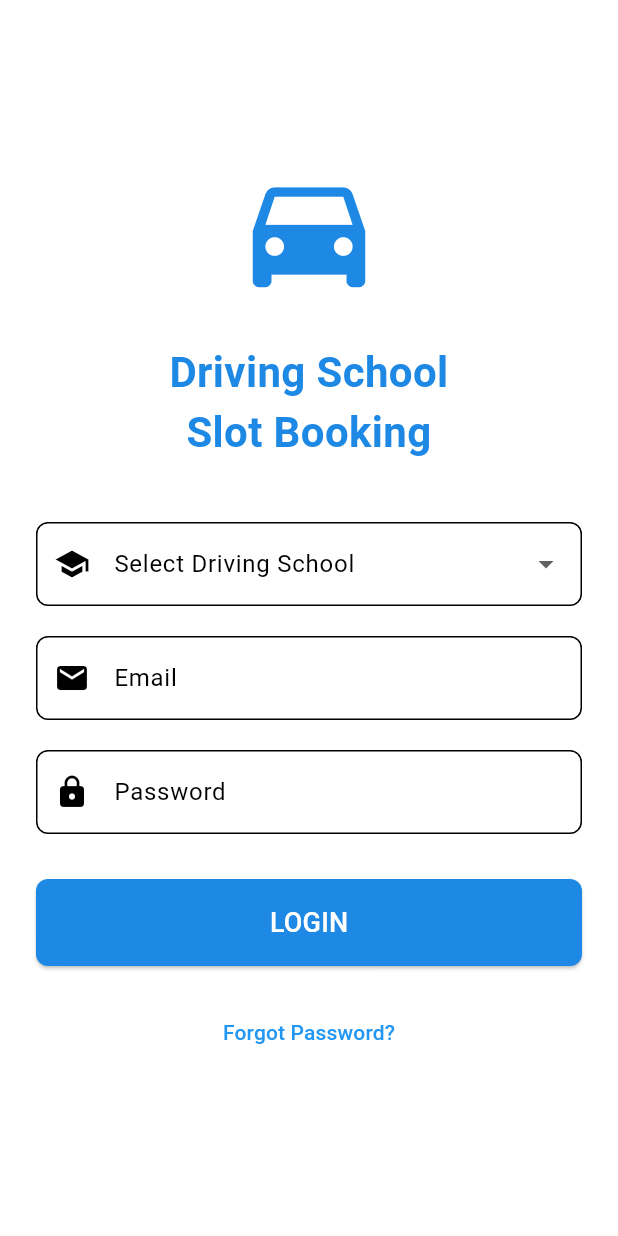
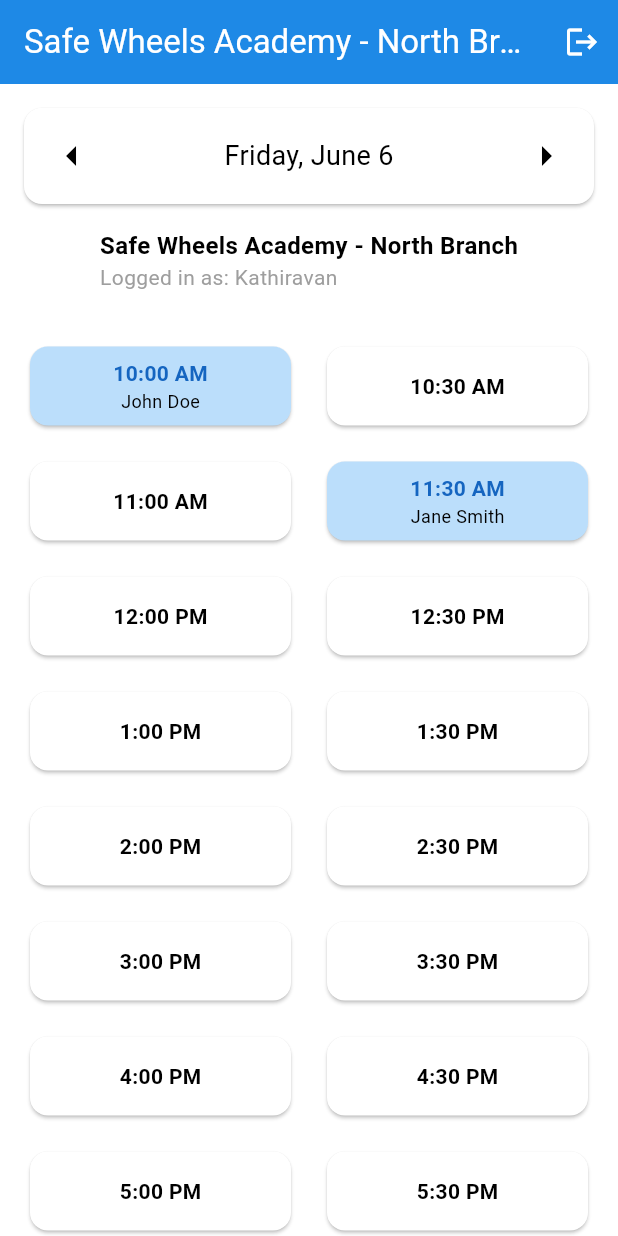
Before and after one commit to kathir8/flutter_sample, a Flutter app: the screen it shows after launch, on a phone screen of 412 x 824 dp. Run offline on Flutter 3.47's test engine with Material 3 defaults, Android fonts, the phone set to English and light mode, and no system bars.

Commit message:
booking page

```diff
--- /dev/null
+++ b/lib/booking_page.dart
@@ -0,0 +1,329 @@
+import 'package:flutter/material.dart';
+import 'package:intl/intl.dart';
+
+class MainBookingPage extends StatefulWidget {
+  final String selectedSchool;
+  final String userEmail;
+
+  const MainBookingPage({
+    super.key,
+    required this.selectedSchool,
+    required this.userEmail,
+  });
+
+  @override
+  State<MainBookingPage> createState() => _MainBookingPageState();
+}
+
+class _MainBookingPageState extends State<MainBookingPage> {
+  DateTime _selectedDate = DateTime.now();
+  final Map<String, List<BookingSlot>> _bookings = {};
+  final TextEditingController _nameController = TextEditingController();
+  final TextEditingController _phoneController = TextEditingController();
+
+  @override
+  void initState() {
+    super.initState();
+    // Initialize with some sample data
+    _bookings[DateFormat('yyyy-MM-dd').format(DateTime.now())] = [
+      BookingSlot(time: '10:00 AM', name: 'John Doe', phone: '1234567890'),
+      BookingSlot(time: '11:30 AM', name: 'Jane Smith', phone: '9876543210'),
+    ];
+    _bookings[DateFormat(
+      'yyyy-MM-dd',
+    ).format(DateTime.now().add(const Duration(days: 1)))] = [
+      BookingSlot(time: '10:00 AM', name: 'Mike Johnson', phone: '5551234567'),
+    ];
+    _bookings[DateFormat(
+      'yyyy-MM-dd',
+    ).format(DateTime.now().subtract(const Duration(days: 1)))] = [
+      BookingSlot(time: '10:00 AM', name: 'Mike Johnson', phone: '5551234567'),
+    ];
+  }
+
+  @override
+  void dispose() {
+    _nameController.dispose();
+    _phoneController.dispose();
+    super.dispose();
+  }
+
+  Future<void> _selectDate(BuildContext context) async {
+    final DateTime? picked = await showDatePicker(
+      context: context,
+      initialDate: _selectedDate,
+      firstDate: DateTime.now(),
+      lastDate: DateTime.now().add(const Duration(days: 30)),
+    );
+    if (picked != null && picked != _selectedDate) {
+      setState(() {
+        _selectedDate = picked;
+      });
+    }
+  }
+
+  void _navigateDate(int days) {
+    setState(() {
+      _selectedDate = _selectedDate.add(Duration(days: days));
+    });
+  }
+
+  void _bookSlot(String time) {
+    showDialog(
+      context: context,
+      builder: (context) => AlertDialog(
+        title: const Text('Book Slot'),
+        content: Column(
+          mainAxisSize: MainAxisSize.min,
+          children: [
+            TextField(
+              controller: _nameController,
+              decoration: const InputDecoration(labelText: 'Customer Name'),
+            ),
+            TextField(
+              controller: _phoneController,
+              decoration: const InputDecoration(labelText: 'Phone Number'),
+              keyboardType: TextInputType.phone,
+            ),
+          ],
+        ),
+        actions: [
+          TextButton(
+            onPressed: () => Navigator.pop(context),
+            child: const Text('Cancel'),
+          ),
+          ElevatedButton(
+            onPressed: () {
+              if (_nameController.text.isNotEmpty &&
+                  _phoneController.text.isNotEmpty) {
+                setState(() {
+                  final dateKey = DateFormat(
+                    'yyyy-MM-dd',
+                  ).format(_selectedDate);
+                  _bookings.putIfAbsent(dateKey, () => []);
+                  _bookings[dateKey]!.add(
+                    BookingSlot(
+                      time: time,
+                      name: _nameController.text,
+                      phone: _phoneController.text,
+                    ),
+                  );
+                  _nameController.clear();
+                  _phoneController.clear();
+                });
+                Navigator.pop(context);
+                ScaffoldMessenger.of(context).showSnackBar(
+                  const SnackBar(content: Text('Slot booked successfully!')),
+                );
+              }
+            },
+            child: const Text('Confirm'),
+          ),
+        ],
+      ),
+    );
+  }
+
+  void _viewBookingDetails(BookingSlot slot) {
+    showDialog(
+      context: context,
+      builder: (context) => AlertDialog(
+        title: const Text('Booking Details'),
+        content: Column(
+          mainAxisSize: MainAxisSize.min,
+          crossAxisAlignment: CrossAxisAlignment.start,
+          children: [
+            Text('Time: ${slot.time}'),
+            Text('Name: ${slot.name}'),
+            Text('Phone: ${slot.phone}'),
+          ],
+        ),
+        actions: [
+          TextButton(
+            onPressed: () => Navigator.pop(context),
+            child: const Text('Close'),
+          ),
+        ],
+      ),
+    );
+  }
+
+  @override
+  Widget build(BuildContext context) {
+    final dateKey = DateFormat('yyyy-MM-dd').format(_selectedDate);
+    final slotsForSelectedDate = _bookings[dateKey] ?? [];
+    final bookedTimes = slotsForSelectedDate.map((slot) => slot.time).toList();
+    final isPastDate = _selectedDate.isBefore(
+      DateTime(DateTime.now().year, DateTime.now().month, DateTime.now().day),
+    );
+
+    return Scaffold(
+      appBar: AppBar(
+        title: Text(widget.selectedSchool),
+        actions: [
+          IconButton(
+            icon: const Icon(Icons.logout),
+            onPressed: () {
+              // Implement logout functionality
+              Navigator.pop(context);
+            },
+          ),
+        ],
+      ),
+      body: Column(
+        children: [
+          // Updated Date Navigation Row
+          Card(
+            margin: const EdgeInsets.all(16),
+            child: Padding(
+              padding: const EdgeInsets.all(8.0),
+              child: Row(
+                mainAxisAlignment: MainAxisAlignment.spaceBetween,
+                children: [
+                  // Date selector
+                  IconButton(
+                    icon: const Icon(Icons.arrow_left),
+                    onPressed: () => _navigateDate(-1),
+                    iconSize: 32,
+                  ),
+                  InkWell(
+                    onTap: () => _selectDate(context),
+                    child: Padding(
+                      padding: const EdgeInsets.symmetric(horizontal: 16),
+                      child: Text(
+                        DateFormat('EEEE, MMMM d').format(_selectedDate),
+                        style: TextStyle(
+                          fontSize: 18,
+                          color: isPastDate ? Colors.grey : Colors.black,
+                        ),
+                      ),
+                    ),
+                  ),
+                  IconButton(
+                    icon: const Icon(Icons.arrow_right),
+                    onPressed: () => _navigateDate(1),
+                    iconSize: 32,
+                  ),
+                ],
+              ),
+            ),
+          ),
+          // School info and user email
+          Padding(
+            padding: const EdgeInsets.symmetric(horizontal: 16),
+            child: Column(
+              crossAxisAlignment: CrossAxisAlignment.start,
+              children: [
+                Text(
+                  widget.selectedSchool,
+                  style: const TextStyle(
+                    fontSize: 16,
+                    fontWeight: FontWeight.bold,
+                  ),
+                ),
+                Text(
+                  'Logged in as: ${widget.userEmail}',
+                  style: const TextStyle(color: Colors.grey),
+                ),
+              ],
+            ),
+          ),
+          const SizedBox(height: 16),
+          // Time slots grid
+          Expanded(
+            child: GridView.count(
+              padding: const EdgeInsets.all(16),
+              crossAxisCount: 2,
+              childAspectRatio: 3,
+              crossAxisSpacing: 16,
+              mainAxisSpacing: 16,
+              children: _generateTimeSlots().map((time) {
+                final isBooked = bookedTimes.contains(time);
+                final bookedSlot = isBooked
+                    ? slotsForSelectedDate.firstWhere(
+                        (slot) => slot.time == time,
+                      )
+                    : null;
+
+                return GestureDetector(
+                  onTap: () {
+                    if (isBooked) {
+                      _viewBookingDetails(bookedSlot!);
+                    } else if (!isPastDate) {
+                      _bookSlot(time);
+                    }
+                  },
+                  child: Card(
+                    color: isPastDate
+                        ? Colors.grey[200]
+                        : isBooked
+                        ? Colors.blue[100]
+                        : Colors.white,
+                    child: Center(
+                      child: Column(
+                        mainAxisAlignment: MainAxisAlignment.center,
+                        children: [
+                          Text(
+                            time,
+                            style: TextStyle(
+                              fontWeight: FontWeight.bold,
+                              color: isPastDate
+                                  ? Colors.grey
+                                  : isBooked
+                                  ? Colors.blue[800]
+                                  : Colors.black,
+                            ),
+                          ),
+                          if (isBooked)
+                            Text(
+                              bookedSlot!.name,
+                              style: const TextStyle(fontSize: 12),
+                            ),
+                          if (isPastDate && !isBooked)
+                            const Text(
+                              'Not available',
+                              style: TextStyle(
+                                fontSize: 12,
+                                color: Colors.grey,
+                              ),
+                            ),
+                        ],
+                      ),
+                    ),
+                  ),
+                );
+              }).toList(),
+            ),
+          ),
+        ],
+      ),
+    );
+  }
+
+  List<String> _generateTimeSlots() {
+    final slots = <String>[];
+    DateTime currentTime = DateTime(
+      _selectedDate.year,
+      _selectedDate.month,
+      _selectedDate.day,
+      10,
+      0,
+    ); // Start at 10:00 AM
+
+    while (currentTime.hour < 18) {
+      // Until 6:00 PM
+      slots.add(DateFormat('h:mm a').format(currentTime));
+      currentTime = currentTime.add(const Duration(minutes: 30));
+    }
+
+    return slots;
+  }
+}
+
+class BookingSlot {
+  final String time;
+  final String name;
+  final String phone;
+
+  BookingSlot({required this.time, required this.name, required this.phone});
+}
--- a/lib/main.dart
+++ b/lib/main.dart
@@ -1,4 +1,5 @@
 import 'package:flutter/material.dart';
+import 'package:flutter_sample/booking_page.dart';
 
 void main() {
   runApp(const DrivingSchoolApp());
@@ -40,7 +41,11 @@ class DrivingSchoolApp extends StatelessWidget {
           ),
         ),
       ),
-      home: const LoginPage(),
+      // home: const LoginPage(),
+      home: const MainBookingPage(
+          selectedSchool: 'Safe Wheels Academy - North Branch',
+          userEmail: 'Kathiravan',
+        ),
       debugShowCheckedModeBanner: false,
     );
   }
@@ -76,10 +81,15 @@ class _LoginPageState extends State<LoginPage> {
 
   void _login() {
     if (_formKey.currentState!.validate()) {
-      ScaffoldMessenger.of(context).showSnackBar(
-        const SnackBar(content: Text('Processing Login...')),
-      );
-      // Navigator.pushReplacement(context, MaterialPageRoute(builder: (context) => MainApp()));
+      Navigator.pushReplacement(
+      context,
+      MaterialPageRoute(
+        builder: (context) => MainBookingPage(
+          selectedSchool: _selectedSchool!,
+          userEmail: _emailController.text,
+        ),
+      ),
+    );
     }
   }
 
--- a/pubspec.yaml
+++ b/pubspec.yaml
@@ -30,6 +30,7 @@ environment:
 dependencies:
   flutter:
     sdk: flutter
+  intl: ^0.18.1
 
   # The following adds the Cupertino Icons font to your application.
   # Use with the CupertinoIcons class for iOS style icons.
```
Also changed, not shown: pubspec.lock.
